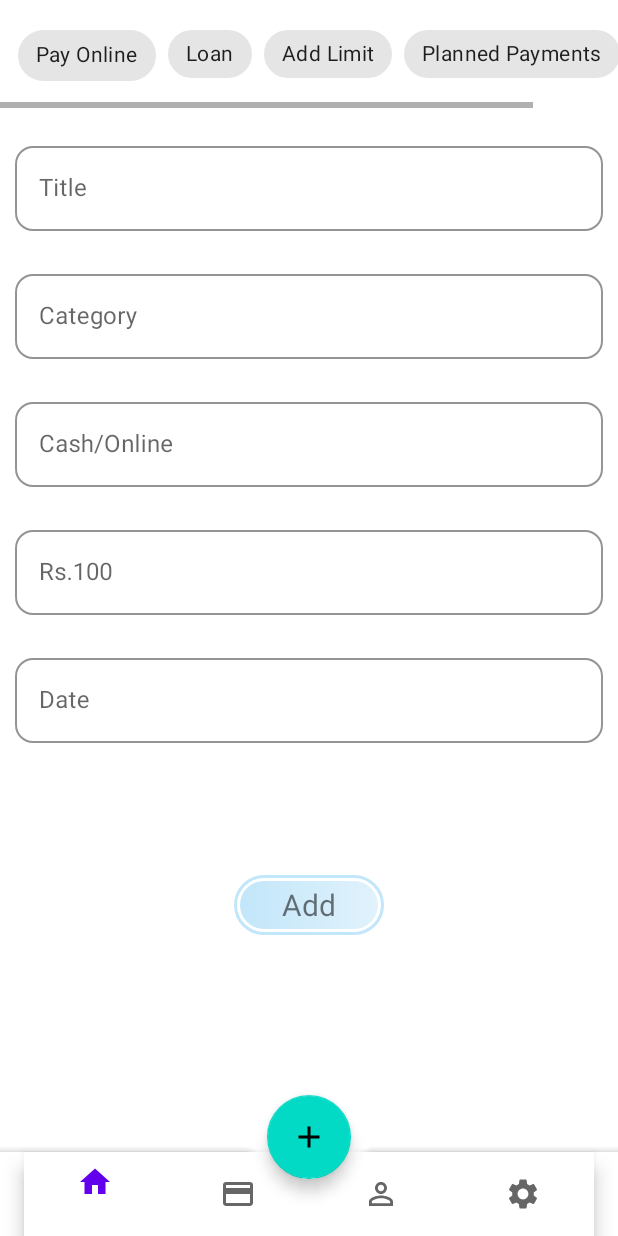
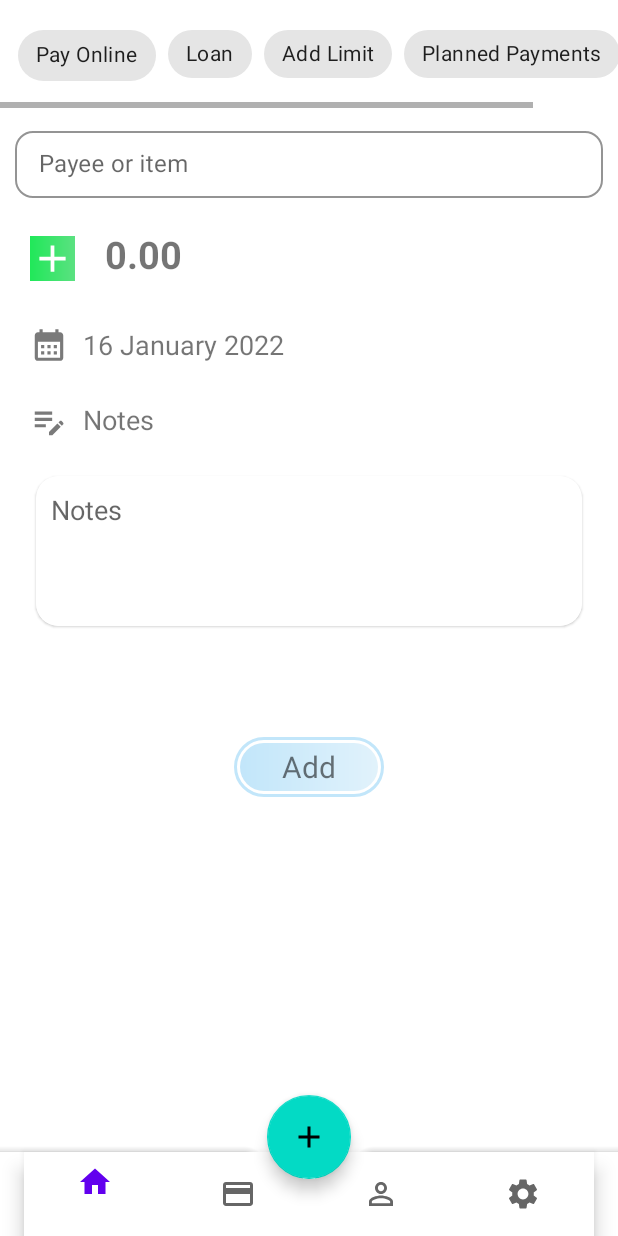
Before and after one commit to shivenducs1136/PocketSaving, an Android app: the FloatingBtnFragment screen opened through its navigation route, on a phone screen of 412 x 824 dp. Run offline under Robolectric (Android 15) with nearby library versions, the phone set to English and light mode, and no system bars; our stand-ins replace Firebase (no records; nobody signed in at launch, a user with empty details on screens opened directly); 2 statements that could not run were skipped.

Commit message:
Expenses UI

```diff
--- /dev/null
+++ b/app/src/main/res/drawable/calender.xml
@@ -0,0 +1,5 @@
+<vector android:height="24dp" android:tint="#7A7A7A"
+    android:viewportHeight="24" android:viewportWidth="24"
+    android:width="24dp" xmlns:android="http://schemas.android.com/apk/res/android">
+    <path android:fillColor="@android:color/white" android:pathData="M19,4h-1V2h-2v2H8V2H6v2H5C3.89,4 3.01,4.9 3.01,6L3,20c0,1.1 0.89,2 2,2h14c1.1,0 2,-0.9 2,-2V6C21,4.9 20.1,4 19,4zM19,20H5V10h14V20zM9,14H7v-2h2V14zM13,14h-2v-2h2V14zM17,14h-2v-2h2V14zM9,18H7v-2h2V18zM13,18h-2v-2h2V18zM17,18h-2v-2h2V18z"/>
+</vector>
--- /dev/null
+++ b/app/src/main/res/drawable/greenbg.xml
@@ -0,0 +1,6 @@
+<?xml version="1.0" encoding="utf-8"?>
+<shape xmlns:android="http://schemas.android.com/apk/res/android"
+    android:shape="rectangle">
+    <gradient android:startColor="#20E859" android:endColor="#5BE181"/>
+
+</shape>
--- /dev/null
+++ b/app/src/main/res/drawable/ic_baseline_edit_note_24.xml
@@ -0,0 +1,5 @@
+<vector android:height="24dp" android:tint="#7A7A7A"
+    android:viewportHeight="24" android:viewportWidth="24"
+    android:width="24dp" xmlns:android="http://schemas.android.com/apk/res/android">
+    <path android:fillColor="@android:color/white" android:pathData="M3,10h11v2H3V10zM3,8h11V6H3V8zM3,16h7v-2H3V16zM18.01,12.87l0.71,-0.71c0.39,-0.39 1.02,-0.39 1.41,0l0.71,0.71c0.39,0.39 0.39,1.02 0,1.41l-0.71,0.71L18.01,12.87zM17.3,13.58l-5.3,5.3V21h2.12l5.3,-5.3L17.3,13.58z"/>
+</vector>
--- /dev/null
+++ b/app/src/main/res/drawable/redbg.xml
@@ -0,0 +1,6 @@
+<?xml version="1.0" encoding="utf-8"?>
+<shape xmlns:android="http://schemas.android.com/apk/res/android"
+    android:shape="rectangle">
+    <gradient android:startColor="#EA0D0D" android:endColor="#F34343"/>
+
+</shape>
--- /dev/null
+++ b/app/src/main/res/drawable/remove.xml
@@ -0,0 +1,5 @@
+<vector android:height="24dp" android:tint="#FFFFFF"
+    android:viewportHeight="24" android:viewportWidth="24"
+    android:width="24dp" xmlns:android="http://schemas.android.com/apk/res/android">
+    <path android:fillColor="@android:color/white" android:pathData="M19,13H5v-2h14v2z"/>
+</vector>
--- a/app/src/main/res/layout/fragment_floating_btn.xml
+++ b/app/src/main/res/layout/fragment_floating_btn.xml
@@ -42,18 +42,19 @@
 
         </com.google.android.material.chip.ChipGroup>
     </HorizontalScrollView>
+
     <RelativeLayout
-        android:layout_below="@id/hscrollView2"
         android:layout_width="match_parent"
-        android:layout_height="match_parent">
+        android:layout_height="match_parent"
+        android:layout_below="@id/hscrollView2">
 
         <com.google.android.material.textfield.TextInputLayout
             android:id="@+id/name"
             style="@style/Widget.MaterialComponents.TextInputLayout.OutlinedBox"
             android:layout_width="match_parent"
-            android:layout_height="70dp"
-            android:layout_marginTop="20dp"
+            android:layout_height="50dp"
             android:layout_marginStart="10dp"
+            android:layout_marginTop="10dp"
             android:layout_marginEnd="10dp"
             app:boxCornerRadiusBottomEnd="12dp"
             app:boxCornerRadiusBottomStart="12dp"
@@ -65,108 +66,119 @@
                 android:id="@+id/nameInput"
                 android:layout_width="match_parent"
                 android:layout_height="wrap_content"
-                android:hint="Title"
-                android:inputType="text" />
-        </com.google.android.material.textfield.TextInputLayout>
-        <com.google.android.material.textfield.TextInputLayout
-            android:id="@+id/category"
-            android:layout_below="@id/name"
-            style="@style/Widget.MaterialComponents.TextInputLayout.OutlinedBox"
-            android:layout_width="match_parent"
-            android:layout_height="70dp"
-            android:layout_marginStart="10dp"
-            android:layout_marginTop="15dp"
-            android:layout_marginEnd="10dp"
-            app:boxCornerRadiusBottomEnd="12dp"
-            app:boxCornerRadiusBottomStart="12dp"
-            app:boxCornerRadiusTopEnd="12dp"
-            app:boxCornerRadiusTopStart="12dp"
-            app:boxStrokeColor="#17B7E8">
-
-            <EditText
-                android:id="@+id/categoryInput"
-                android:layout_width="match_parent"
-                android:layout_height="wrap_content"
-                android:hint="Category"
+                android:hint="Payee or item"
                 android:inputType="text" />
         </com.google.android.material.textfield.TextInputLayout>
 
-        <com.google.android.material.textfield.TextInputLayout
-            android:id="@+id/Cash"
-            android:layout_below="@id/category"
-            style="@style/Widget.MaterialComponents.TextInputLayout.OutlinedBox"
+        <ImageView
+            android:id="@+id/remove"
+            android:layout_width="30dp"
+            android:layout_height="30dp"
+            android:layout_below="@id/name"
+            android:layout_marginStart="20dp"
+            android:layout_marginTop="25dp"
+            android:layout_marginEnd="20dp"
+            android:layout_marginBottom="20dp"
+            android:background="@drawable/redbg"
+            android:src="@drawable/remove" />
+
+        <ImageView
+            android:id="@+id/addM"
+            android:layout_width="30dp"
+            android:layout_height="30dp"
+            android:layout_below="@id/name"
+            android:layout_marginStart="20dp"
+            android:layout_marginTop="25dp"
+            android:layout_marginEnd="20dp"
+            android:layout_marginBottom="20dp"
+            android:background="@drawable/greenbg"
+            android:src="@drawable/add" />
+
+        <TextView
+            android:layout_width="wrap_content"
+            android:layout_height="wrap_content"
+            android:layout_below="@id/name"
+            android:layout_marginTop="20dp"
+            android:layout_toRightOf="@id/addM"
+            android:text="0.00"
+            android:textSize="25sp"
+            android:textStyle="bold" />
+
+
+
+
+        <ImageView
+            android:id="@+id/calender"
+            android:layout_width="25dp"
+            android:layout_height="25dp"
+            android:layout_below="@id/addM"
+            android:layout_marginLeft="20dp"
+            android:layout_marginTop="10dp"
+            android:src="@drawable/calender" />
+
+        <TextView
+            android:id="@+id/date"
+            android:layout_width="wrap_content"
+            android:layout_height="wrap_content"
+            android:layout_below="@id/addM"
+            android:layout_marginLeft="10dp"
+            android:layout_marginTop="10dp"
+            android:layout_toRightOf="@id/calender"
+            android:text="16 January 2022"
+            android:textSize="18sp" />
+
+        <ImageView
+            android:id="@+id/notes"
+            android:layout_width="25dp"
+            android:layout_height="25dp"
+            android:layout_below="@id/calender"
+            android:layout_marginLeft="20dp"
+            android:layout_marginTop="25dp"
+            android:src="@drawable/ic_baseline_edit_note_24" />
+
+        <TextView
+            android:layout_width="wrap_content"
+            android:layout_height="wrap_content"
+            android:layout_below="@id/date"
+            android:layout_marginLeft="10dp"
+            android:layout_marginTop="25dp"
+            android:layout_toRightOf="@id/calender"
+            android:text="Notes"
+            android:textSize="18sp" />
+        <com.google.android.material.card.MaterialCardView
+            android:layout_below="@id/notes"
+            android:layout_height="100dp"
             android:layout_width="match_parent"
-            android:layout_height="70dp"
-            android:layout_marginStart="10dp"
-            android:layout_marginTop="15dp"
-            android:layout_marginEnd="10dp"
-            app:boxCornerRadiusBottomEnd="12dp"
-            app:boxCornerRadiusBottomStart="12dp"
-            app:boxCornerRadiusTopEnd="12dp"
-            app:boxCornerRadiusTopStart="12dp"
-            app:boxStrokeColor="#17B7E8">
+            android:layout_margin="24dp"
+            android:elevation="5dp"
+            app:cardCornerRadius="15dp"
+            android:id="@+id/textnote"
+            >
 
             <EditText
-                android:id="@+id/cashInput"
+                android:id="@+id/addnote"
                 android:layout_width="match_parent"
-                android:layout_height="wrap_content"
-                android:hint="Cash/Online"
-                android:inputType="text" />
-        </com.google.android.material.textfield.TextInputLayout>
+                android:layout_height="match_parent"
+                android:background="@color/white"
+                android:gravity="top|start"
+                android:hint="Notes"
+                android:inputType="textMultiLine"
+                android:lines="8"
+                android:maxLines="10"
+                android:minLines="6"
+                android:padding="10dp"
+                android:scrollbars="vertical" />
 
-        <com.google.android.material.textfield.TextInputLayout
-            android:id="@+id/amount"
-            android:layout_below="@id/Cash"
-            style="@style/Widget.MaterialComponents.TextInputLayout.OutlinedBox"
-            android:layout_width="match_parent"
-            android:layout_height="70dp"
-            android:layout_marginStart="10dp"
-            android:layout_marginTop="15dp"
-            android:layout_marginEnd="10dp"
-            app:boxCornerRadiusBottomEnd="12dp"
-            app:boxCornerRadiusBottomStart="12dp"
-            app:boxCornerRadiusTopEnd="12dp"
-            app:boxCornerRadiusTopStart="12dp"
-            app:boxStrokeColor="#17B7E8">
+        </com.google.android.material.card.MaterialCardView>
 
-            <EditText
-                android:id="@+id/amountInput"
-                android:layout_width="match_parent"
-                android:layout_height="wrap_content"
-                android:hint="Rs.100"
-                android:inputType="text" />
-        </com.google.android.material.textfield.TextInputLayout>
-
-        <com.google.android.material.textfield.TextInputLayout
-            android:id="@+id/to"
-            android:layout_below="@id/amount"
-            style="@style/Widget.MaterialComponents.TextInputLayout.OutlinedBox"
-            android:layout_width="match_parent"
-            android:layout_height="70dp"
-            android:layout_marginStart="10dp"
-            android:layout_marginTop="15dp"
-            android:layout_marginEnd="10dp"
-            app:boxCornerRadiusBottomEnd="12dp"
-            app:boxCornerRadiusBottomStart="12dp"
-            app:boxCornerRadiusTopEnd="12dp"
-            app:boxCornerRadiusTopStart="12dp"
-            app:boxStrokeColor="#17B7E8">
-
-            <EditText
-                android:id="@+id/toInput"
-                android:layout_width="match_parent"
-                android:layout_height="wrap_content"
-                android:hint="Date"
-                android:inputType="date" />
-        </com.google.android.material.textfield.TextInputLayout>
         <TextView
             android:id="@+id/addBtn"
             android:layout_width="100dp"
             android:layout_height="40dp"
-            android:layout_below="@id/to"
+            android:layout_below="@id/textnote"
             android:layout_centerHorizontal="true"
             android:layout_marginStart="80dp"
-            android:layout_marginTop="80dp"
+            android:layout_marginTop="50dp"
             android:layout_marginEnd="80dp"
             android:layout_marginBottom="80dp"
             android:background="@drawable/logout"
@@ -174,8 +186,6 @@
             android:text="Add"
             android:textSize="20dp" />
 
-
-
     </RelativeLayout>
 
 
```
